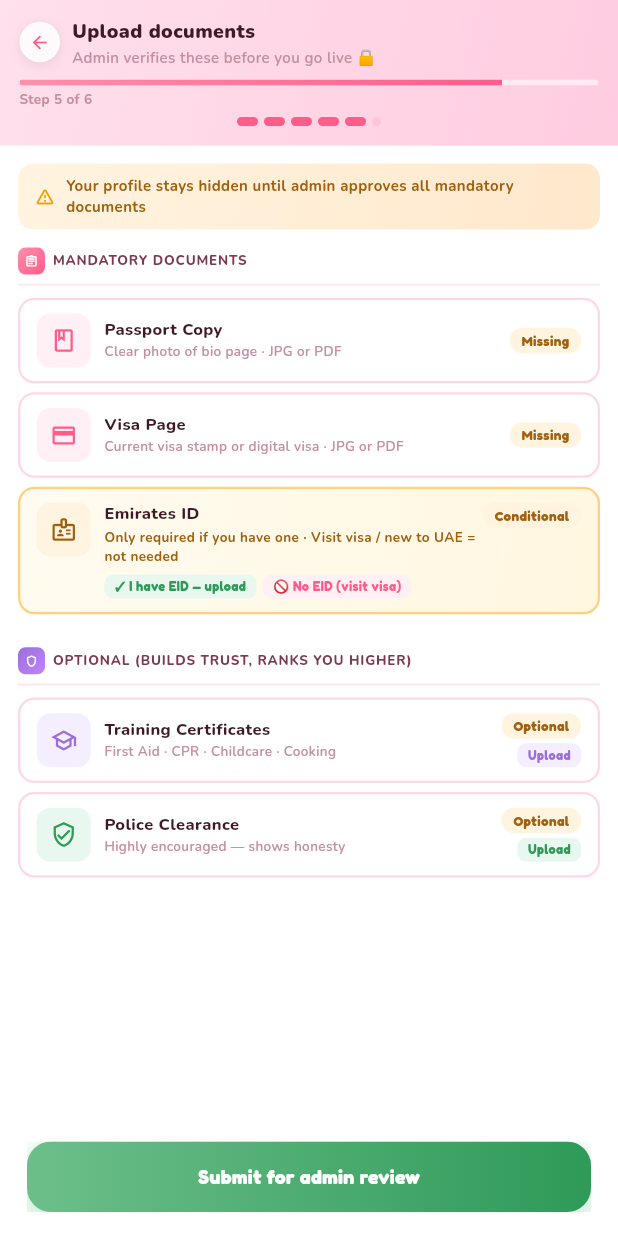
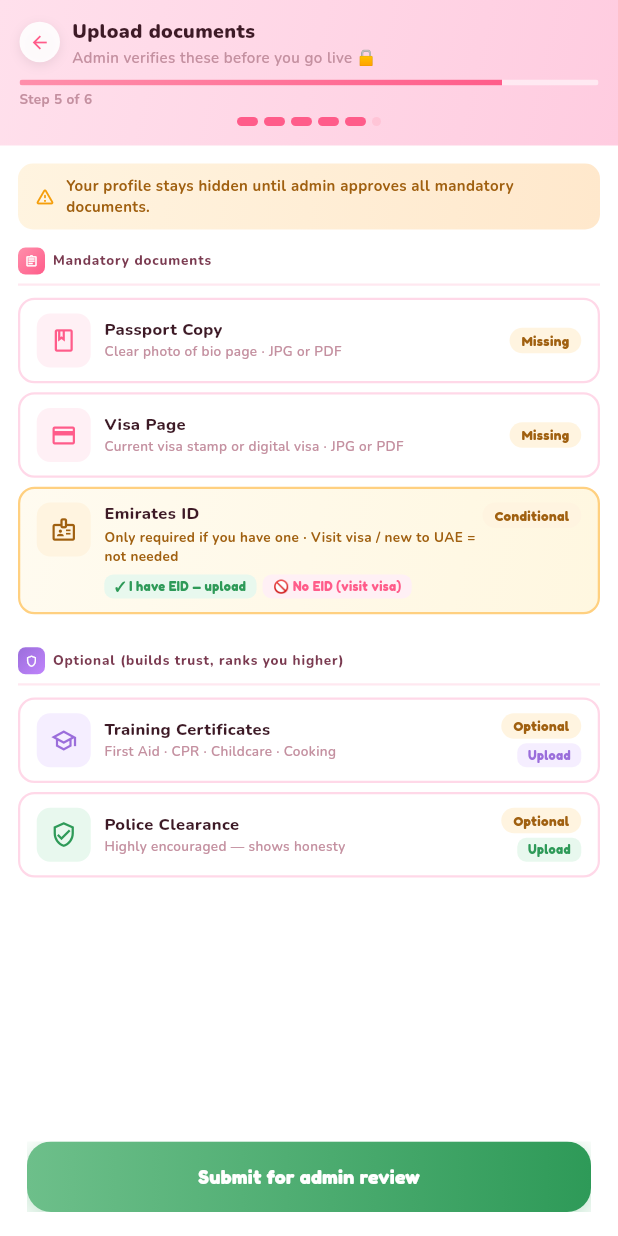
Before and after one commit to WaseemMirzaa/kafi, a Flutter app: the NannyDocsScreen screen opened by its route, on a phone screen of 412 x 824 dp. Run offline on Flutter 3.47's test engine with Material 3 defaults, Android fonts, the phone set to English and light mode, and no system bars; our stand-ins replace cloud_firestore, connectivity_plus, file_picker, firebase_auth, firebase_core, firebase_messaging and 9 more; accounts and stored records are empty.

Commit message:
i18n(mobile/nanny): localize media + documents screen labels (EN+AR)
l10n sweep (chunk 4), pass 1: route the nanny media and documents screen titles,
subtitles, section headers, photo/video prompts, and document subtitles + EID
captions through AppStrings (20 new keys, EN + AR, parity-verified).

Co-Authored-By: Claude Opus 4.8 <noreply@anthropic.com>
Claude-Session: https://claude.ai/code/session_01R6HmhD4i7vnEUZZUy5VfRt

```diff
--- a/kafi_app/lib/l10n/app_strings.dart
+++ b/kafi_app/lib/l10n/app_strings.dart
@@ -708,4 +708,26 @@ abstract class AppStrings {
   // Account blocked (admin)
   static const accountBlocked = 'account_blocked';
   static const accountBlockedSub = 'account_blocked_sub';
+
+  // Nanny media + docs screen labels (l10n sweep)
+  static const mediaTitle = 'media_title';
+  static const mediaSubtitle = 'media_subtitle';
+  static const mediaPhotosHeader = 'media_photos_header';
+  static const mediaVideoHeader = 'media_video_header';
+  static const mediaTapAdd = 'media_tap_add';
+  static const mediaPhotoRule = 'media_photo_rule';
+  static const mediaPhotoViews = 'media_photo_views';
+  static const mediaRecordTitle = 'media_record_title';
+  static const mediaRecordSub = 'media_record_sub';
+  static const docsScreenTitle = 'docs_screen_title';
+  static const docsScreenSubtitle = 'docs_screen_subtitle';
+  static const docsMandatoryHeader = 'docs_mandatory_header';
+  static const docsOptionalHeader = 'docs_optional_header';
+  static const docPassportSub = 'doc_passport_sub';
+  static const docVisaSub = 'doc_visa_sub';
+  static const docTrainingSub = 'doc_training_sub';
+  static const docPoliceSub = 'doc_police_sub';
+  static const docEidSub = 'doc_eid_sub';
+  static const docEidHave = 'doc_eid_have';
+  static const docEidNone = 'doc_eid_none';
 }
--- a/kafi_app/lib/l10n/locales/ar_ae.dart
+++ b/kafi_app/lib/l10n/locales/ar_ae.dart
@@ -282,4 +282,26 @@ final Map<String, String> arAe = Map<String, String>.from(enUs)
     // Account blocked (admin)
     AppStrings.accountBlocked: 'الحساب محظور',
     AppStrings.accountBlockedSub: 'تم حظر حسابك من قبل المسؤول. يرجى التواصل مع الدعم.',
+
+    // Nanny media + docs screen labels (l10n sweep)
+    AppStrings.mediaTitle: 'ملفك كمربية',
+    AppStrings.mediaSubtitle: 'دع العائلات تراك وتسمعك 🌸',
+    AppStrings.mediaPhotosHeader: 'صور الملف (3 على الأقل، 5 كحد أقصى)',
+    AppStrings.mediaVideoHeader: 'فيديو تعريفي (60 ثانية كحد أقصى)',
+    AppStrings.mediaTapAdd: 'اضغط لإضافة صور أو فيديو',
+    AppStrings.mediaPhotoRule: 'بدون نظارات شمسية · بدون فلاتر · 3 صور على الأقل',
+    AppStrings.mediaPhotoViews: '📈 الملفات التي تحتوي على صور تحصل على مشاهدات أكثر بثلاث مرات',
+    AppStrings.mediaRecordTitle: 'سجّل فيديو التعريف',
+    AppStrings.mediaRecordSub: 'دع العائلات تتعرف عليك حقًا 🌸',
+    AppStrings.docsScreenTitle: 'رفع المستندات',
+    AppStrings.docsScreenSubtitle: 'يتحقق المسؤول منها قبل أن تصبح مرئية 🔒',
+    AppStrings.docsMandatoryHeader: 'المستندات الإلزامية',
+    AppStrings.docsOptionalHeader: 'اختياري (يبني الثقة ويحسّن ترتيبك)',
+    AppStrings.docPassportSub: 'صورة واضحة لصفحة البيانات · JPG أو PDF',
+    AppStrings.docVisaSub: 'ختم التأشيرة الحالي أو التأشيرة الرقمية · JPG أو PDF',
+    AppStrings.docTrainingSub: 'إسعافات أولية · إنعاش قلبي · رعاية أطفال · طبخ',
+    AppStrings.docPoliceSub: 'موصى به بشدة — يدل على الأمانة',
+    AppStrings.docEidSub: 'مطلوب فقط إذا كان لديك واحدة · تأشيرة زيارة / جديد في الإمارات = غير مطلوب',
+    AppStrings.docEidHave: '✓ لدي بطاقة هوية — رفع',
+    AppStrings.docEidNone: '🚫 لا أملك هوية (تأشيرة زيارة)',
   });
--- a/kafi_app/lib/l10n/locales/en_us.dart
+++ b/kafi_app/lib/l10n/locales/en_us.dart
@@ -703,4 +703,26 @@ const Map<String, String> enUs = {
   // Account blocked (admin)
   AppStrings.accountBlocked: 'Account blocked',
   AppStrings.accountBlockedSub: 'Your account has been blocked by an administrator. Please contact support.',
+
+  // Nanny media + docs screen labels (l10n sweep)
+  AppStrings.mediaTitle: 'Your nanny profile',
+  AppStrings.mediaSubtitle: 'Let families see & hear you 🌸',
+  AppStrings.mediaPhotosHeader: 'Profile Photos (min 3, max 5)',
+  AppStrings.mediaVideoHeader: 'Intro Video (max 60 seconds)',
+  AppStrings.mediaTapAdd: 'Tap to add photos or videos',
+  AppStrings.mediaPhotoRule: 'No sunglasses · No heavy filters · Min 3 photos',
+  AppStrings.mediaPhotoViews: '📈 Profiles with photos get 3× more views',
+  AppStrings.mediaRecordTitle: 'Record your intro video',
+  AppStrings.mediaRecordSub: 'Let families meet the real you 🌸',
+  AppStrings.docsScreenTitle: 'Upload documents',
+  AppStrings.docsScreenSubtitle: 'Admin verifies these before you go live 🔒',
+  AppStrings.docsMandatoryHeader: 'Mandatory documents',
+  AppStrings.docsOptionalHeader: 'Optional (builds trust, ranks you higher)',
+  AppStrings.docPassportSub: 'Clear photo of bio page · JPG or PDF',
+  AppStrings.docVisaSub: 'Current visa stamp or digital visa · JPG or PDF',
+  AppStrings.docTrainingSub: 'First Aid · CPR · Childcare · Cooking',
+  AppStrings.docPoliceSub: 'Highly encouraged — shows honesty',
+  AppStrings.docEidSub: 'Only required if you have one · Visit visa / new to UAE = not needed',
+  AppStrings.docEidHave: '✓ I have EID — upload',
+  AppStrings.docEidNone: '🚫 No EID (visit visa)',
 };
--- a/kafi_app/lib/views/nanny/nanny_docs_screen.dart
+++ b/kafi_app/lib/views/nanny/nanny_docs_screen.dart
@@ -16,8 +16,8 @@ class NannyDocsScreen extends GetView<NannyProfileController> {
     final editMode = Get.arguments is Map && (Get.arguments as Map)['editMode'] == true;
     return KafiStepScaffold(
       step: 5,
-      title: 'Upload documents',
-      subtitle: 'Admin verifies these before you go live 🔒',
+      title: AppStrings.docsScreenTitle.tr,
+      subtitle: AppStrings.docsScreenSubtitle.tr,
       onBack: editMode ? Get.back : null,
       footer: Obx(
         () => KafiPrimaryButton(
@@ -47,7 +47,7 @@ class NannyDocsScreen extends GetView<NannyProfileController> {
               const SizedBox(width: 7),
               Expanded(
                 child: Text(
-                  'Your profile stays hidden until admin approves all mandatory documents',
+                  AppStrings.docsWarning.tr,
                   style: KafiTheme.nunito(10, color: const Color(0xFFA06010), w: FontWeight.w700),
                 ),
               ),
@@ -58,14 +58,14 @@ class NannyDocsScreen extends GetView<NannyProfileController> {
         // Mandatory section
         _fsecHeader(
           icon: Icons.assignment_outlined,
-          label: 'MANDATORY DOCUMENTS',
+          label: AppStrings.docsMandatoryHeader.tr,
           purple: false,
         ),
         _doc(DocumentType.passport, AppStrings.docPassport.tr,
-            'Clear photo of bio page · JPG or PDF', Icons.book_outlined,
+            AppStrings.docPassportSub.tr, Icons.book_outlined,
             variant: KafiDocVariant.rose),
         _doc(DocumentType.visa, AppStrings.docVisa.tr,
-            'Current visa stamp or digital visa · JPG or PDF', Icons.credit_card_outlined,
+            AppStrings.docVisaSub.tr, Icons.credit_card_outlined,
             variant: KafiDocVariant.rose),
         _emiratesIdRow(),
         const SizedBox(height: 16),
@@ -73,14 +73,14 @@ class NannyDocsScreen extends GetView<NannyProfileController> {
         // Optional section
         _fsecHeader(
           icon: Icons.shield_outlined,
-          label: 'OPTIONAL (BUILDS TRUST, RANKS YOU HIGHER)',
+          label: AppStrings.docsOptionalHeader.tr,
           purple: true,
         ),
         _doc(DocumentType.trainingCert, AppStrings.docTraining.tr,
-            'First Aid · CPR · Childcare · Cooking', Icons.school_outlined,
+            AppStrings.docTrainingSub.tr, Icons.school_outlined,
             variant: KafiDocVariant.purple),
         _doc(DocumentType.policeClearance, AppStrings.docPolice.tr,
-            'Highly encouraged — shows honesty', Icons.verified_user_outlined,
+            AppStrings.docPoliceSub.tr, Icons.verified_user_outlined,
             variant: KafiDocVariant.green),
       ],
     );
@@ -179,7 +179,7 @@ class NannyDocsScreen extends GetView<NannyProfileController> {
                       style: KafiTheme.nunito(11, color: KafiColors.td, w: FontWeight.w800)),
                   const SizedBox(height: 1),
                   Text(
-                    'Only required if you have one · Visit visa / new to UAE = not needed',
+                    AppStrings.docEidSub.tr,
                     style: KafiTheme.nunito(9, color: const Color(0xFFA06010), w: FontWeight.w700),
                   ),
                   const SizedBox(height: 5),
@@ -195,7 +195,7 @@ class NannyDocsScreen extends GetView<NannyProfileController> {
                             color: KafiColors.grnL,
                             borderRadius: BorderRadius.circular(6),
                           ),
-                          child: Text('✓ I have EID — upload',
+                          child: Text(AppStrings.docEidHave.tr,
                               style: KafiTheme.fredoka(8.5, color: KafiColors.grnD, w: FontWeight.w700)),
                         ),
                       ),
@@ -207,7 +207,7 @@ class NannyDocsScreen extends GetView<NannyProfileController> {
                             color: KafiColors.roseP,
                             borderRadius: BorderRadius.circular(6),
                           ),
-                          child: Text('🚫 No EID (visit visa)',
+                          child: Text(AppStrings.docEidNone.tr,
                               style: KafiTheme.fredoka(8.5, color: KafiColors.roseD, w: FontWeight.w700)),
                         ),
                       ),
--- a/kafi_app/lib/views/nanny/nanny_media_screen.dart
+++ b/kafi_app/lib/views/nanny/nanny_media_screen.dart
@@ -16,8 +16,8 @@ class NannyMediaScreen extends GetView<NannyProfileController> {
     final editMode = Get.arguments is Map && (Get.arguments as Map)['editMode'] == true;
     return KafiStepScaffold(
       step: 2,
-      title: 'Your nanny profile',
-      subtitle: 'Let families see & hear you 🌸',
+      title: AppStrings.mediaTitle.tr,
+      subtitle: AppStrings.mediaSubtitle.tr,
       onBack: editMode ? Get.back : null,
       footer: Obx(
         () => KafiPrimaryButton(
@@ -31,7 +31,7 @@ class NannyMediaScreen extends GetView<NannyProfileController> {
         // ── Photos section ──────────────────────────────────────
         _fsecHeader(
           icon: Icons.photo_camera_outlined,
-          label: 'Profile Photos (min 1, max 5)',
+          label: AppStrings.mediaPhotosHeader.tr,
           purple: false,
         ),
         _photoUploadArea(),
@@ -41,7 +41,7 @@ class NannyMediaScreen extends GetView<NannyProfileController> {
         // ── Video section ───────────────────────────────────────
         _fsecHeader(
           icon: Icons.videocam_outlined,
-          label: 'Intro Video (max 60 seconds)',
+          label: AppStrings.mediaVideoHeader.tr,
           purple: true,
         ),
         _videoArea(),
@@ -126,12 +126,12 @@ class NannyMediaScreen extends GetView<NannyProfileController> {
             ),
             const SizedBox(height: 6),
             Text(
-              'Tap to add photos or videos',
+              AppStrings.mediaTapAdd.tr,
               style: KafiTheme.fredoka(12, color: KafiColors.roseD, w: FontWeight.w800),
             ),
             const SizedBox(height: 2),
             Text(
-              'No sunglasses · No heavy filters · Min 3 photos',
+              AppStrings.mediaPhotoRule.tr,
               style: KafiTheme.nunito(9.5, color: KafiColors.ts, w: FontWeight.w600),
             ),
             const SizedBox(height: 4),
@@ -143,7 +143,7 @@ class NannyMediaScreen extends GetView<NannyProfileController> {
                 borderRadius: BorderRadius.circular(16),
               ),
               child: Text(
-                '📈 Profiles with photos get 3× more views',
+                AppStrings.mediaPhotoViews.tr,
                 style: KafiTheme.nunito(9, color: KafiColors.roseD, w: FontWeight.w700),
               ),
             ),
@@ -303,9 +303,9 @@ class NannyMediaScreen extends GetView<NannyProfileController> {
               Column(
                 crossAxisAlignment: CrossAxisAlignment.start,
                 children: [
-                  Text('Record your intro video',
+                  Text(AppStrings.mediaRecordTitle.tr,
                       style: KafiTheme.fredoka(12, color: const Color(0xFF3A1060), w: FontWeight.w800)),
-                  Text('Let families meet the real you 🌸',
+                  Text(AppStrings.mediaRecordSub.tr,
                       style: KafiTheme.nunito(9, color: KafiColors.pur, w: FontWeight.w600)),
                 ],
               ),
```
